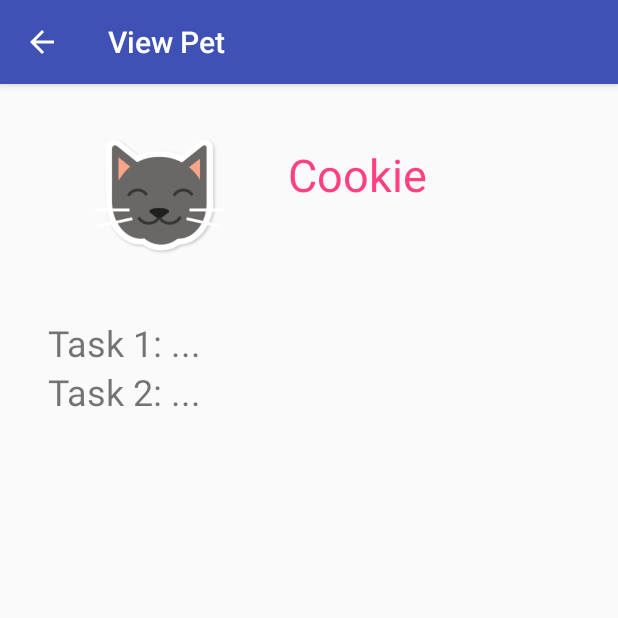
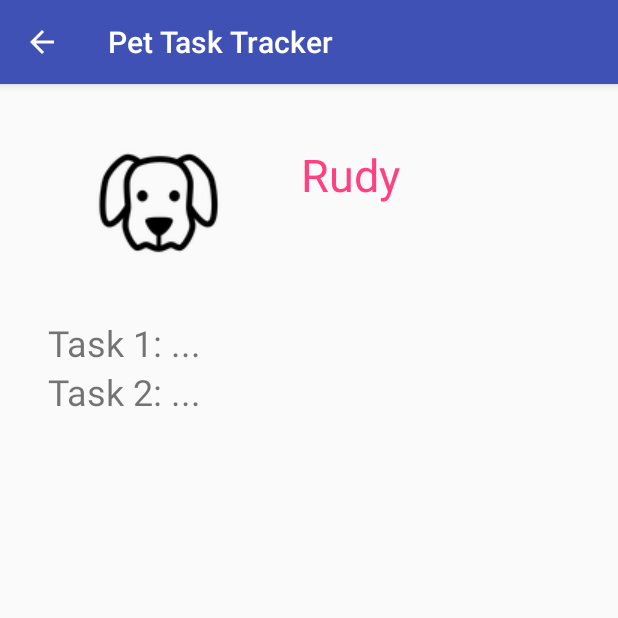
Before and after one commit to dregalbuto/pet-task-tracker-mirror, an Android app: the ViewPetActivity_Rudy screen opened directly, with no data from a screen before it, on a phone screen of 412 x 824 dp, the top half of it. Run offline under Robolectric (Android 15) with nearby library versions, the phone set to English and light mode, and no system bars.

Commit message:
changed nav icons; view Rudy's pet profile

```diff
--- a/app/src/main/AndroidManifest.xml
+++ b/app/src/main/AndroidManifest.xml
@@ -19,7 +19,7 @@
             android:label="@string/title_activity_view_user"
             android:parentActivityName=".MainActivity" />
         <activity
-            android:name=".ViewPetActivity"
+            android:name=".ViewPetActivity_Cookie"
             android:label="@string/title_activity_view_pet"
             android:parentActivityName=".MainActivity" />
         <activity
@@ -32,9 +32,7 @@
             android:parentActivityName=".MainActivity" />
         <activity
             android:name=".MainActivity"
-            android:label="@string/title_activity_main">
-
-        </activity>
+            android:label="@string/title_activity_main"></activity>
         <activity
             android:name=".LoginActivity"
             android:label="@string/title_activity_login">
@@ -44,6 +42,7 @@
                 <category android:name="android.intent.category.LAUNCHER" />
             </intent-filter>
         </activity>
+        <activity android:name=".ViewPetActivity_Rudy"></activity>
     </application>
 
 </manifest>
--- a/app/src/main/java/northeastern/is4300/pettasktracker/PetsFragment.java
+++ b/app/src/main/java/northeastern/is4300/pettasktracker/PetsFragment.java
@@ -33,7 +33,17 @@ public class PetsFragment extends Fragment {
         viewPetButton.setOnClickListener(new View.OnClickListener() {
             @Override
             public void onClick(View view) {
-                Intent intent = new Intent(getActivity(), ViewPetActivity.class);
+                Intent intent = new Intent(getActivity(), ViewPetActivity_Cookie.class);
+                startActivity(intent);
+            }
+        });
+
+        /* Set up View Pet button */
+        Button viewPetButton2 = (Button) v.findViewById(R.id.pet_button_2);
+        viewPetButton2.setOnClickListener(new View.OnClickListener() {
+            @Override
+            public void onClick(View view) {
+                Intent intent = new Intent(getActivity(), ViewPetActivity_Rudy.class);
                 startActivity(intent);
             }
         });
--- a/app/src/main/java/northeastern/is4300/pettasktracker/ViewPetActivity.java
+++ b/app/src/main/java/northeastern/is4300/pettasktracker/ViewPetActivity_Rudy.java
@@ -6,20 +6,19 @@ import android.os.Bundle;
 import android.view.View;
 import android.widget.Button;
 
-public class ViewPetActivity extends AppCompatActivity {
+public class ViewPetActivity_Rudy extends AppCompatActivity {
 
     @Override
     protected void onCreate(Bundle savedInstanceState) {
         super.onCreate(savedInstanceState);
-        setContentView(R.layout.activity_view_pet);
-        getSupportActionBar().setHomeButtonEnabled(true);
+        setContentView(R.layout.activity_view_pet_rudy);
         getSupportActionBar().setDisplayHomeAsUpEnabled(true);
 
          /* Set up add task button */
-        Button addTaskButton = (Button) findViewById(R.id.button_pet_add_task);
+        Button addTaskButton = (Button) findViewById(R.id.button_pet_add_task_rudy);
         addTaskButton.setOnClickListener(new View.OnClickListener() {
             public void onClick(View v) {
-                Intent myIntent = new Intent(ViewPetActivity.this, AddTaskActivity.class);
+                Intent myIntent = new Intent(ViewPetActivity_Rudy.this, AddTaskActivity.class);
                 startActivity(myIntent);
             }
         });
--- a/app/src/main/res/layout/activity_view_pet.xml
+++ b/app/src/main/res/layout/activity_view_pet_rudy.xml
@@ -4,7 +4,7 @@
     xmlns:tools="http://schemas.android.com/tools"
     android:layout_width="match_parent"
     android:layout_height="match_parent"
-    tools:context="northeastern.is4300.pettasktracker.ViewPetActivity">
+    tools:context="northeastern.is4300.pettasktracker.ViewPetActivity_Rudy">
 
     <LinearLayout
         android:id="@+id/linearLayout3"
@@ -22,29 +22,29 @@
             android:layout_height="wrap_content">
 
             <ImageView
-                android:id="@+id/imageView6"
+                android:id="@+id/imageView100"
                 android:layout_width="100dp"
                 android:layout_height="100dp"
                 android:layout_gravity="left|center_vertical"
                 android:layout_marginStart="24dp"
                 android:layout_marginTop="24dp"
-                android:contentDescription="Cat"
+                android:contentDescription="Dog"
                 app:layout_constraintStart_toStartOf="parent"
                 app:layout_constraintTop_toTopOf="parent"
-                app:srcCompat="@drawable/cat_icon" />
+                app:srcCompat="@drawable/dog_icon_100" />
 
             <TextView
-                android:id="@+id/textView"
+                android:id="@+id/textViewRudy"
                 android:layout_width="wrap_content"
                 android:layout_height="wrap_content"
                 android:layout_marginEnd="24dp"
                 android:layout_marginTop="40dp"
-                android:text="@string/pet_name_1"
+                android:text="@string/pet_name_2"
                 android:textColor="@color/colorAccent"
                 android:textSize="30sp"
                 app:layout_constraintEnd_toEndOf="parent"
                 app:layout_constraintHorizontal_bias="0.333"
-                app:layout_constraintStart_toEndOf="@+id/imageView6"
+                app:layout_constraintStart_toEndOf="@+id/imageView100"
                 app:layout_constraintTop_toTopOf="parent" />
 
         </android.support.constraint.ConstraintLayout>
@@ -77,7 +77,7 @@
     </LinearLayout>
 
     <Button
-        android:id="@+id/button_pet_add_task"
+        android:id="@+id/button_pet_add_task_rudy"
         android:layout_width="wrap_content"
         android:layout_height="wrap_content"
         android:layout_marginStart="230dp"
--- a/app/src/main/res/menu/navigation.xml
+++ b/app/src/main/res/menu/navigation.xml
@@ -8,12 +8,12 @@
 
     <item
         android:id="@+id/navigation_pets"
-        android:icon="@drawable/ic_dashboard_black_24dp"
+        android:icon="@drawable/nav_cat"
         android:title="@string/title_activity_pets" />
 
     <item
         android:id="@+id/navigation_users"
-        android:icon="@drawable/ic_notifications_black_24dp"
+        android:icon="@drawable/nav_user"
         android:title="@string/title_activity_users" />
 
 </menu>
```
Also changed, not shown: app/src/main/java/northeastern/is4300/pettasktracker/ViewPetActivity_Cookie.java (added, +27 -0 lines), app/src/main/res/layout/activity_view_pet_cookie.xml (added, +92 -0 lines), app/src/main/res/drawable/nav_cat.png (added), app/src/main/res/drawable/nav_user.png (added).
